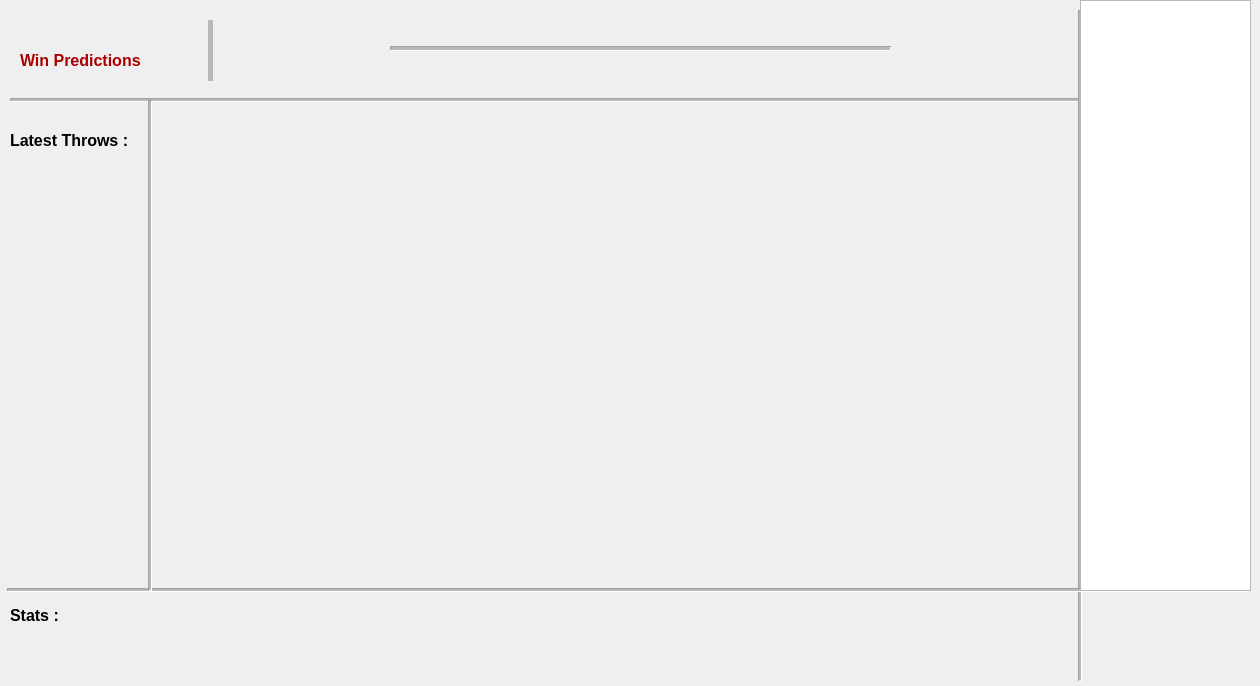
Qt form audienceview.ui (dartbois/CombinedDarts) before a commit.
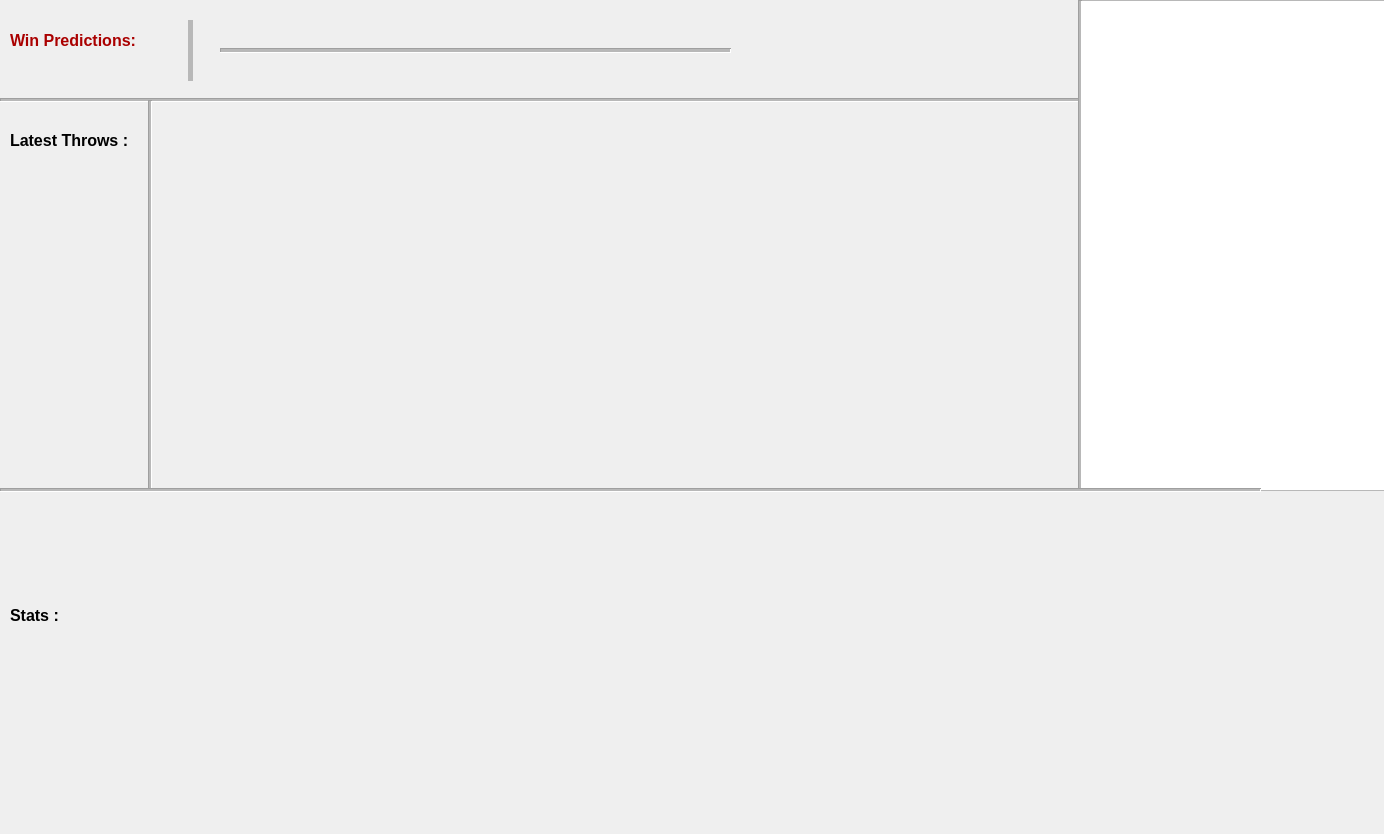
The same form after that commit. Icons and pictures are not drawn.

```diff
--- a/audienceview.ui
+++ b/audienceview.ui
@@ -6,8 +6,8 @@
    <rect>
     <x>0</x>
     <y>0</y>
-    <width>1260</width>
-    <height>686</height>
+    <width>1384</width>
+    <height>834</height>
    </rect>
   </property>
   <property name="windowTitle">
@@ -16,9 +16,9 @@
   <widget class="Line" name="line">
    <property name="geometry">
     <rect>
-     <x>10</x>
+     <x>0</x>
      <y>90</y>
-     <width>1071</width>
+     <width>1081</width>
      <height>20</height>
     </rect>
    </property>
@@ -33,9 +33,9 @@
    <property name="geometry">
     <rect>
      <x>1070</x>
-     <y>10</y>
+     <y>0</y>
      <width>20</width>
-     <height>671</height>
+     <height>491</height>
     </rect>
    </property>
    <property name="midLineWidth">
@@ -48,9 +48,9 @@
   <widget class="Line" name="line_3">
    <property name="geometry">
     <rect>
-     <x>7</x>
-     <y>580</y>
-     <width>1241</width>
+     <x>0</x>
+     <y>480</y>
+     <width>1261</width>
      <height>20</height>
     </rect>
    </property>
@@ -64,20 +64,20 @@
   <widget class="QLabel" name="label">
    <property name="geometry">
     <rect>
-     <x>20</x>
-     <y>40</y>
-     <width>261</width>
+     <x>10</x>
+     <y>20</y>
+     <width>131</width>
      <height>41</height>
     </rect>
    </property>
    <property name="text">
-    <string>&lt;html&gt;&lt;head/&gt;&lt;body&gt;&lt;p&gt;&lt;span style=&quot; font-size:12pt; font-weight:600; color:#aa0000;&quot;&gt;Win Predictions&lt;/span&gt;&lt;/p&gt;&lt;/body&gt;&lt;/html&gt;</string>
+    <string>&lt;html&gt;&lt;head/&gt;&lt;body&gt;&lt;p&gt;&lt;span style=&quot; font-size:12pt; font-weight:600; color:#aa0000;&quot;&gt;Win Predictions:&lt;/span&gt;&lt;/p&gt;&lt;/body&gt;&lt;/html&gt;</string>
    </property>
   </widget>
   <widget class="Line" name="line_4">
    <property name="geometry">
     <rect>
-     <x>200</x>
+     <x>180</x>
      <y>20</y>
      <width>21</width>
      <height>61</height>
@@ -96,10 +96,10 @@
   <widget class="Line" name="line_5">
    <property name="geometry">
     <rect>
-     <x>390</x>
+     <x>220</x>
      <y>40</y>
-     <width>501</width>
-     <height>16</height>
+     <width>511</width>
+     <height>20</height>
     </rect>
    </property>
    <property name="midLineWidth">
@@ -114,8 +114,8 @@
     <rect>
      <x>1080</x>
      <y>0</y>
-     <width>171</width>
-     <height>591</height>
+     <width>311</width>
+     <height>491</height>
     </rect>
    </property>
   </widget>
@@ -138,7 +138,7 @@
      <x>140</x>
      <y>100</y>
      <width>20</width>
-     <height>491</height>
+     <height>391</height>
     </rect>
    </property>
    <property name="midLineWidth">
@@ -161,6 +161,159 @@
     <string>&lt;html&gt;&lt;head/&gt;&lt;body&gt;&lt;p&gt;&lt;span style=&quot; font-size:12pt; font-weight:600;&quot;&gt;Stats :&lt;/span&gt;&lt;/p&gt;&lt;/body&gt;&lt;/html&gt;</string>
    </property>
   </widget>
+  <widget class="QLabel" name="StatisticsDisplay">
+   <property name="geometry">
+    <rect>
+     <x>80</x>
+     <y>530</y>
+     <width>191</width>
+     <height>61</height>
+    </rect>
+   </property>
+   <property name="text">
+    <string/>
+   </property>
+  </widget>
+  <widget class="QLabel" name="Player2Stats">
+   <property name="geometry">
+    <rect>
+     <x>80</x>
+     <y>710</y>
+     <width>191</width>
+     <height>61</height>
+    </rect>
+   </property>
+   <property name="text">
+    <string/>
+   </property>
+  </widget>
+  <widget class="QLabel" name="WinPercentages">
+   <property name="geometry">
+    <rect>
+     <x>750</x>
+     <y>700</y>
+     <width>241</width>
+     <height>71</height>
+    </rect>
+   </property>
+   <property name="text">
+    <string/>
+   </property>
+  </widget>
+  <widget class="QLabel" name="CurrentPlayer">
+   <property name="geometry">
+    <rect>
+     <x>380</x>
+     <y>710</y>
+     <width>241</width>
+     <height>71</height>
+    </rect>
+   </property>
+   <property name="text">
+    <string/>
+   </property>
+  </widget>
+  <widget class="QLabel" name="NumberOf180s">
+   <property name="geometry">
+    <rect>
+     <x>380</x>
+     <y>530</y>
+     <width>241</width>
+     <height>61</height>
+    </rect>
+   </property>
+   <property name="text">
+    <string/>
+   </property>
+  </widget>
+  <widget class="QLabel" name="PersonalStats">
+   <property name="geometry">
+    <rect>
+     <x>380</x>
+     <y>610</y>
+     <width>261</width>
+     <height>71</height>
+    </rect>
+   </property>
+   <property name="text">
+    <string/>
+   </property>
+  </widget>
+  <widget class="QLabel" name="MatchStats">
+   <property name="geometry">
+    <rect>
+     <x>750</x>
+     <y>610</y>
+     <width>261</width>
+     <height>61</height>
+    </rect>
+   </property>
+   <property name="text">
+    <string/>
+   </property>
+  </widget>
+  <widget class="QLabel" name="RankedStats">
+   <property name="geometry">
+    <rect>
+     <x>750</x>
+     <y>520</y>
+     <width>261</width>
+     <height>81</height>
+    </rect>
+   </property>
+   <property name="text">
+    <string/>
+   </property>
+  </widget>
+  <widget class="QLabel" name="BothP1AndP2Stats">
+   <property name="geometry">
+    <rect>
+     <x>80</x>
+     <y>610</y>
+     <width>191</width>
+     <height>71</height>
+    </rect>
+   </property>
+   <property name="text">
+    <string/>
+   </property>
+  </widget>
+  <widget class="QLabel" name="label_3">
+   <property name="geometry">
+    <rect>
+     <x>1030</x>
+     <y>550</y>
+     <width>351</width>
+     <height>201</height>
+    </rect>
+   </property>
+   <property name="text">
+    <string/>
+   </property>
+   <property name="pixmap">
+    <pixmap>../../../../../Pictures/RaidLOGO.PNG</pixmap>
+   </property>
+  </widget>
+  <zorder>BothP1AndP2Stats</zorder>
+  <zorder>line</zorder>
+  <zorder>label</zorder>
+  <zorder>line_4</zorder>
+  <zorder>line_5</zorder>
+  <zorder>tableWidget</zorder>
+  <zorder>label_2</zorder>
+  <zorder>line_6</zorder>
+  <zorder>MainStatsLable</zorder>
+  <zorder>StatisticsDisplay</zorder>
+  <zorder>Player2Stats</zorder>
+  <zorder>WinPercentages</zorder>
+  <zorder>CurrentPlayer</zorder>
+  <zorder>NumberOf180s</zorder>
+  <zorder>line_2</zorder>
+  <zorder>PersonalStats</zorder>
+  <zorder>MatchStats</zorder>
+  <zorder>RankedStats</zorder>
+  <zorder>label_3</zorder>
+  <zorder>line_3</zorder>
  </widget>
  <resources/>
  <connections/>
```
Left out of the diff: 2 changed lines with no effect on the pictures.
